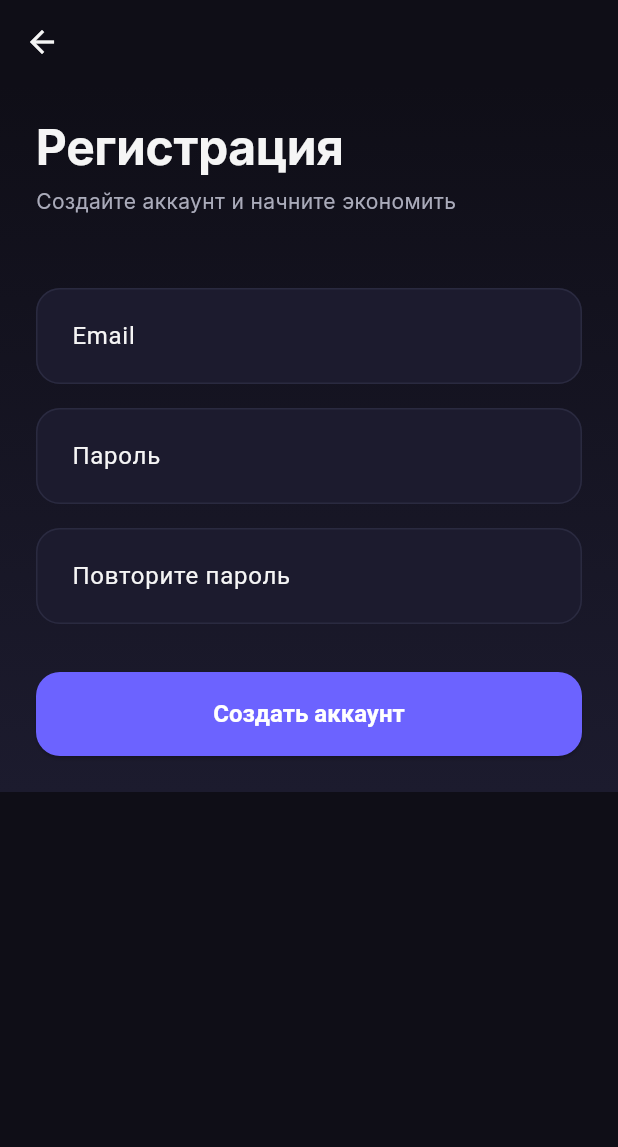
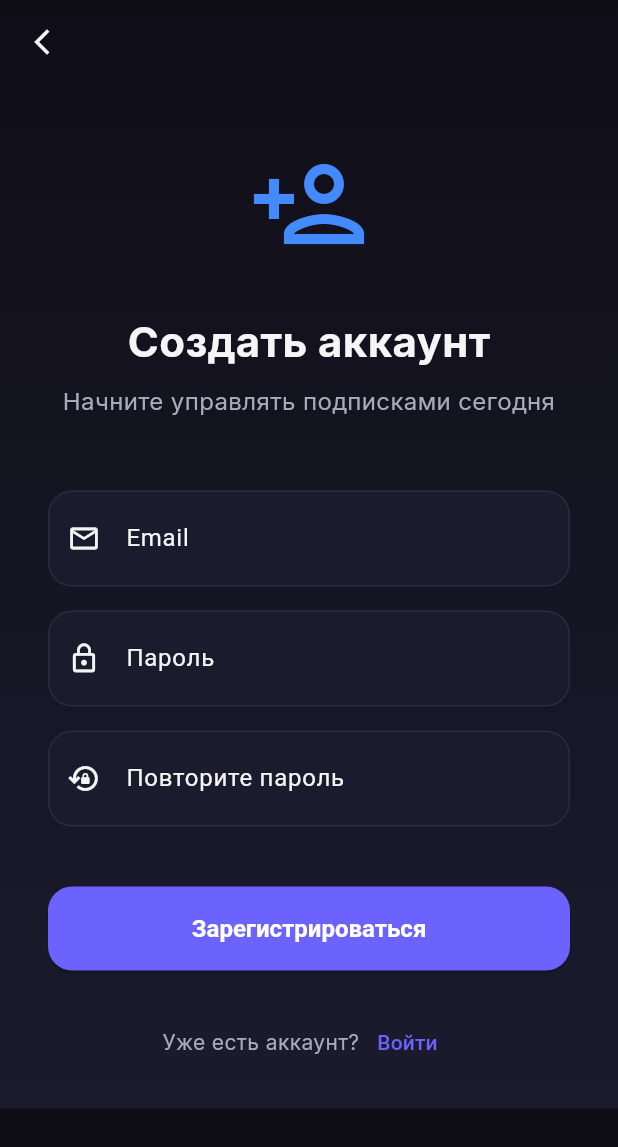
Before and after one commit to sailybay/subscription_manager_app, a Flutter app: the RegisterScreen screen opened by its route, on a phone screen of 412 x 824 dp. Shown: the top 1147 px of the screen. Run offline on Flutter 3.47's test engine with Material 3 defaults, Android fonts, the phone set to English and light mode, and no system bars; our stand-ins replace drift, equatable, fl_chart, flutter_bloc, flutter_local_notifications, get_it and 4 more; accounts and stored records are empty; generated files the repository leaves out were written again.

Commit message:
feat: implement authentication flow, subscription repository, and core UI screens

```diff
--- a/lib/core/router/app_router.dart
+++ b/lib/core/router/app_router.dart
@@ -11,18 +11,22 @@ import '../../presentation/screens/home/home_screen.dart';
 import '../../presentation/screens/subscription/add_subscription_screen.dart';
 import '../../presentation/screens/analytics/analytics_screen.dart';
 import '../../presentation/screens/settings/settings_screen.dart';
+import '../../presentation/screens/splash/splash_screen.dart';
 import '../../domain/entities/subscription.dart';
 
 class AppRouter {
   AppRouter._();
 
   static final GoRouter router = GoRouter(
-    initialLocation: AppRoutes.login,
+    initialLocation: AppRoutes.splash,
     refreshListenable: _RouterRefreshStream(sl<AuthBloc>().stream),
     redirect: (context, state) {
       final authState = sl<AuthBloc>().state;
       final bool isLoggingIn = state.matchedLocation == AppRoutes.login ||
           state.matchedLocation == AppRoutes.register;
+
+      // Не делаем редиректы со сплеша, он сам решит куда идти
+      if (state.matchedLocation == AppRoutes.splash) return null;
 
       if (authState is AuthInitial || authState is AuthLoading) {
         return null;
@@ -39,6 +43,10 @@ class AppRouter {
       return null;
     },
     routes: [
+      GoRoute(
+        path: AppRoutes.splash,
+        builder: (context, state) => const SplashScreen(),
+      ),
       GoRoute(
         path: AppRoutes.login,
         builder: (context, state) => const LoginScreen(),
--- a/lib/data/repositories/auth_repository_impl.dart
+++ b/lib/data/repositories/auth_repository_impl.dart
@@ -1,5 +1,4 @@
 import 'dart:async';
-import 'package:drift/drift.dart';
 import 'package:shared_preferences/shared_preferences.dart';
 import '../../core/constants/app_constants.dart';
 import '../database/app_database.dart';
@@ -71,7 +70,7 @@ class AuthRepositoryImpl implements AuthRepository {
       }
 
       // Создание пользователя
-      final id = await _db.into(_db.userTable).insert(
+      await _db.into(_db.userTable).insert(
             UserTableCompanion.insert(
               email: email,
               password: password,
--- a/lib/presentation/blocs/auth/auth_event.dart
+++ b/lib/presentation/blocs/auth/auth_event.dart
@@ -19,4 +19,14 @@ final class AuthLoginRequested extends AuthEvent {
   List<Object?> get props => [email, password];
 }
 
+final class AuthRegisterRequested extends AuthEvent {
+  final String email;
+  final String password;
+
+  const AuthRegisterRequested(this.email, this.password);
+
+  @override
+  List<Object?> get props => [email, password];
+}
+
 final class AuthLogoutRequested extends AuthEvent {}
--- a/lib/presentation/screens/auth/register_screen.dart
+++ b/lib/presentation/screens/auth/register_screen.dart
@@ -1,10 +1,14 @@
 import 'package:flutter/material.dart';
 import 'package:flutter_bloc/flutter_bloc.dart';
+import 'package:go_router/go_router.dart';
 import '../../../core/theme/app_theme.dart';
+import '../../../core/constants/app_constants.dart';
 import '../../../core/utils/app_utils.dart';
 import '../../blocs/auth/auth_bloc.dart';
 import '../../blocs/auth/auth_event.dart';
 import '../../blocs/auth/auth_state.dart';
+import '../../widgets/common/app_button.dart';
+import '../../widgets/common/app_text_field.dart';
 
 class RegisterScreen extends StatefulWidget {
   const RegisterScreen({super.key});
@@ -14,7 +18,6 @@ class RegisterScreen extends StatefulWidget {
 }
 
 class _RegisterScreenState extends State<RegisterScreen> {
-  final _formKey = GlobalKey<FormState>();
   final _emailController = TextEditingController();
   final _passwordController = TextEditingController();
   final _confirmPasswordController = TextEditingController();
@@ -27,85 +30,98 @@ class _RegisterScreenState extends State<RegisterScreen> {
     super.dispose();
   }
 
-  void _onRegister() {
-    if (_formKey.currentState!.validate()) {
-      if (_passwordController.text != _confirmPasswordController.text) {
-        AppUtils.showSnackBar(context, 'Пароли не совпадают', isError: true);
-        return;
-      }
-      context.read<AuthBloc>().add(
-            AuthLoginRequested(
-              // Используем Login для упрощения регистрации в моке
-              _emailController.text.trim(),
-              _passwordController.text.trim(),
-            ),
-          );
-    }
-  }
-
   @override
   Widget build(BuildContext context) {
-    return Scaffold(
-      appBar: AppBar(leading: const BackButton(color: AppTheme.textPrimary)),
-      body: BlocListener<AuthBloc, AuthState>(
+    return BlocListener<AuthBloc, AuthState>(
       listener: (context, state) {
         if (state is AuthError) {
           AppUtils.showSnackBar(context, state.message, isError: true);
         }
       },
-        child: Container(
+      child: Scaffold(
+        appBar: AppBar(
+          backgroundColor: Colors.transparent,
+          elevation: 0,
+          leading: IconButton(
+            icon: const Icon(Icons.arrow_back_ios_new,
+                color: AppTheme.textPrimary, size: 20),
+            onPressed: () => context.go(AppRoutes.login),
+          ),
+        ),
+        extendBodyBehindAppBar: true,
+        body: Container(
           decoration:
               const BoxDecoration(gradient: AppTheme.backgroundGradient),
           child: SafeArea(
             child: SingleChildScrollView(
-              padding: const EdgeInsets.all(24.0),
-              child: Form(
-                key: _formKey,
+              padding: const EdgeInsets.symmetric(horizontal: 32.0),
               child: Column(
-                  crossAxisAlignment: CrossAxisAlignment.start,
                 children: [
-                    Text('Регистрация',
-                        style: Theme.of(context).textTheme.displayLarge),
+                  const SizedBox(height: 40),
+                  const Icon(Icons.person_add_outlined,
+                      size: 80, color: Colors.blueAccent),
+                  const SizedBox(height: 32),
+                  const Text(
+                    'Создать аккаунт',
+                    style: TextStyle(
+                        color: AppTheme.textPrimary,
+                        fontSize: 28,
+                        fontWeight: FontWeight.bold),
+                  ),
                   const SizedBox(height: 8),
-                    Text('Создайте аккаунт и начните экономить',
-                        style: Theme.of(context).textTheme.bodyMedium),
+                  const Text(
+                    'Начните управлять подписками сегодня',
+                    textAlign: TextAlign.center,
+                    style:
+                        TextStyle(color: AppTheme.textSecondary, fontSize: 16),
+                  ),
                   const SizedBox(height: 48),
-                    TextFormField(
+                  AppTextField(
                     controller: _emailController,
-                      decoration: const InputDecoration(hintText: 'Email'),
-                      validator: AppUtils.validateEmail,
+                    hintText: 'Email',
+                    prefixIcon: Icons.email_outlined,
                     keyboardType: TextInputType.emailAddress,
                   ),
                   const SizedBox(height: 16),
-                    TextFormField(
+                  AppTextField(
                     controller: _passwordController,
-                      decoration: const InputDecoration(hintText: 'Пароль'),
+                    hintText: 'Пароль',
+                    prefixIcon: Icons.lock_outline,
                     obscureText: true,
-                      validator: AppUtils.validatePassword,
                   ),
                   const SizedBox(height: 16),
-                    TextFormField(
+                  AppTextField(
                     controller: _confirmPasswordController,
-                      decoration:
-                          const InputDecoration(hintText: 'Повторите пароль'),
+                    hintText: 'Повторите пароль',
+                    prefixIcon: Icons.lock_reset_outlined,
                     obscureText: true,
-                      validator: (v) =>
-                          v!.isEmpty ? 'Подтвердите пароль' : null,
                   ),
-                    const SizedBox(height: 32),
+                  const SizedBox(height: 40),
                   BlocBuilder<AuthBloc, AuthState>(
                     builder: (context, state) {
-                        return ElevatedButton(
-                          onPressed: state is AuthLoading ? null : _onRegister,
-                          child: state is AuthLoading
-                              ? const CircularProgressIndicator(
-                                  color: Colors.white)
-                              : const Text('Создать аккаунт'),
+                      return AppButton(
+                        text: 'Зарегистрироваться',
+                        isLoading: state is AuthLoading,
+                        onPressed: () {
+                          _handleRegister(context);
+                        },
                       );
                     },
                   ),
+                  const SizedBox(height: 24),
+                  Row(
+                    mainAxisAlignment: MainAxisAlignment.center,
+                    children: [
+                      const Text('Уже есть аккаунт?',
+                          style: TextStyle(color: AppTheme.textSecondary)),
+                      TextButton(
+                        onPressed: () => context.go(AppRoutes.login),
+                        child: const Text('Войти'),
+                      ),
                     ],
                   ),
+                  const SizedBox(height: 20),
+                ],
               ),
             ),
           ),
@@ -113,4 +129,26 @@ class _RegisterScreenState extends State<RegisterScreen> {
       ),
     );
   }
+
+  void _handleRegister(BuildContext context) {
+    final email = _emailController.text.trim();
+    final password = _passwordController.text.trim();
+    final confirm = _confirmPasswordController.text.trim();
+
+    if (email.isEmpty || password.isEmpty) {
+      AppUtils.showSnackBar(context, 'Заполните все поля', isError: true);
+      return;
     }
+    if (password.length < 6) {
+      AppUtils.showSnackBar(context, 'Пароль должен быть не менее 6 символов',
+          isError: true);
+      return;
+    }
+    if (password != confirm) {
+      AppUtils.showSnackBar(context, 'Пароли не совпадают', isError: true);
+      return;
+    }
+
+    context.read<AuthBloc>().add(AuthRegisterRequested(email, password));
+  }
+}
```
Also changed, not shown: lib/data/repositories/subscription_repository_impl.dart (+8 -7 lines), lib/presentation/blocs/auth/auth_bloc.dart (+19 -1 lines), lib/presentation/screens/analytics/analytics_screen.dart (+78 -54 lines), lib/presentation/screens/auth/login_screen.dart (+41 -47 lines), lib/presentation/screens/splash/splash_screen.dart (added, +103 -0 lines). Lines whose indentation alone changed are shown as unchanged.
